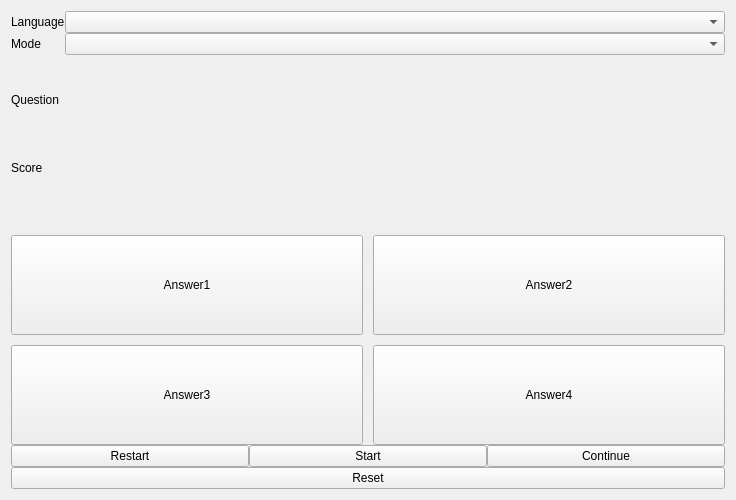
Before: the Qt Designer form widgetgame.ui in sangpham2710/CS163-Project, drawn with Qt 5.
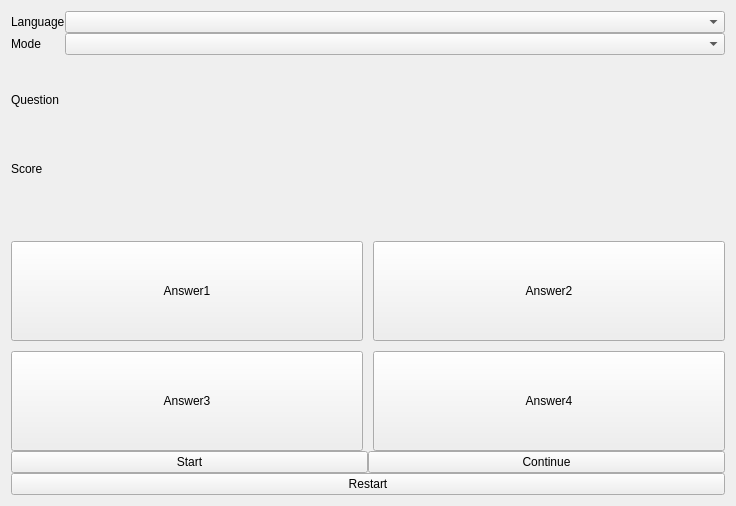
After: the same form once the commit is applied.

Commit message:
fix game scene
QuestionPopUp not work

Patch:
```diff
--- a/widgetgame.ui
+++ b/widgetgame.ui
@@ -7,7 +7,7 @@
     <x>0</x>
     <y>0</y>
     <width>736</width>
-    <height>500</height>
+    <height>506</height>
    </rect>
   </property>
   <property name="windowTitle">
@@ -278,13 +278,6 @@
    </item>
    <item>
     <layout class="QHBoxLayout" name="horizontalLayout_3">
-     <item>
-      <widget class="QPushButton" name="pushButtonRestart">
-       <property name="text">
-        <string>Restart</string>
-       </property>
-      </widget>
-     </item>
      <item>
       <widget class="QPushButton" name="pushButtonStartGame">
        <property name="text">
@@ -302,9 +295,9 @@
     </layout>
    </item>
    <item>
-    <widget class="QPushButton" name="pushButtonReset">
+    <widget class="QPushButton" name="pushButtonRestart">
      <property name="text">
-      <string>Reset</string>
+      <string>Restart</string>
      </property>
     </widget>
    </item>
```
The commit also changes 2 other files.
